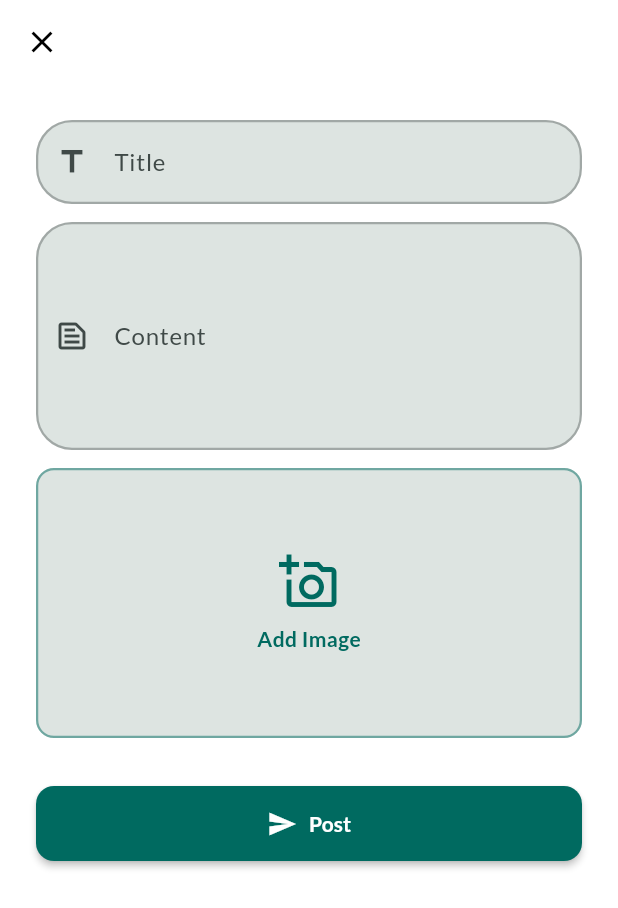
After one commit to sushantebp/social_media_app, a Flutter app: the CreateNewPostScreen screen opened by its route, on a phone screen of 412 x 824 dp. The commit adds this screen. Shown: the top 908 px of the screen. Run offline on Flutter 3.47's test engine with Material 3 defaults, Android fonts, the phone set to English and light mode, and no system bars; our stand-ins replace auto_route, bloc, dio, flutter_bloc, flutter_dotenv, flutter_secure_storage and 8 more; accounts and stored records are empty; generated files the repository leaves out were written again.

Commit message:
updated on post working

```diff
--- a/lib/core/constants/api_endpoint.dart
+++ b/lib/core/constants/api_endpoint.dart
@@ -5,4 +5,6 @@ class ApiEndpoint {
   static const String login = "/auth/login";
 
   static const String logout = "/auth/logout";
+
+  static const String createPost = "/posts/uploadpost";
 }
--- a/lib/core/router/app_router.dart
+++ b/lib/core/router/app_router.dart
@@ -59,5 +59,8 @@ class AppRouter extends RootStackRouter {
         ),
       ],
     ),
+
+    // screen assopciatge with post(dashboard)
+    AutoRoute(page: CreateNewPostRoute.page, guards: [_authGuard]),
   ];
 }
--- a/lib/features/auth/presentation/screens/user_login_screen.dart
+++ b/lib/features/auth/presentation/screens/user_login_screen.dart
@@ -2,7 +2,7 @@ import 'package:auto_route/auto_route.dart';
 import 'package:flutter/material.dart';
 import 'package:flutter_bloc/flutter_bloc.dart';
 import 'package:social_media_app/core/core.dart';
-import 'package:social_media_app/features/auth/presentation/bloc/auth_bloc.dart';
+import 'package:social_media_app/features/auth/auth.dart';
 
 @RoutePage()
 class UserLoginScreen extends StatelessWidget {
--- a/lib/features/dashboard/dashboard.dart
+++ b/lib/features/dashboard/dashboard.dart
@@ -1 +1,3 @@
 export './presentation/presentation.dart';
+export './data/data.dart';
+export './domain/repository/post_repository.dart';
--- /dev/null
+++ b/lib/features/dashboard/data/data.dart
@@ -0,0 +1,2 @@
+export './models/posts/create_post_request_model.dart';
+export './models/posts/create_post_response_model.dart';
--- /dev/null
+++ b/lib/features/dashboard/data/models/posts/create_post_request_model.dart
@@ -0,0 +1,24 @@
+import 'dart:io';
+
+import 'package:dio/dio.dart';
+
+class CreatePostRequestModel {
+  final String title;
+  final String content;
+  final File image;
+
+  const CreatePostRequestModel({
+    required this.title,
+    required this.content,
+    required this.image,
+  });
+
+  Future<FormData> toFormData() async {
+    final Map<String, dynamic> fields = {'title': title, 'content': content};
+    fields['image'] = await MultipartFile.fromFile(
+      image.path,
+      filename: image.path.split('/').last,
+    );
+    return FormData.fromMap(fields);
+  }
+}
--- /dev/null
+++ b/lib/features/dashboard/data/models/posts/get_post_response_model.dart
@@ -0,0 +1,61 @@
+import 'package:freezed_annotation/freezed_annotation.dart';
+
+part 'get_post_response_model.freezed.dart';
+part 'get_post_response_model.g.dart';
+
+@freezed
+abstract class GetPostResponseModel with _$GetPostResponseModel {
+  const factory GetPostResponseModel({
+    required String status,
+    required GetPostData data,
+  }) = _GetPostResponseModel;
+
+  factory GetPostResponseModel.fromJson(Map<String, dynamic> json) =>
+      _$GetPostResponseModelFromJson(json);
+}
+
+@freezed
+abstract class GetPostData with _$GetPostData {
+  const factory GetPostData({
+    required List<Post> posts,
+    required Pagination pagination,
+  }) = _GetPostData;
+
+  factory GetPostData.fromJson(Map<String, dynamic> json) =>
+      _$GetPostDataFromJson(json);
+}
+
+@freezed
+abstract class Post with _$Post {
+  const factory Post({
+    required String id,
+    required String title,
+    required String content,
+    required String image,
+    required Author author,
+    required int likesCounter,
+    required String createdAt,
+    required String updatedAt,
+  }) = _Post;
+
+  factory Post.fromJson(Map<String, dynamic> json) => _$PostFromJson(json);
+}
+
+@freezed
+abstract class Author with _$Author {
+  const factory Author({required String id, required String name}) = _Author;
+
+  factory Author.fromJson(Map<String, dynamic> json) => _$AuthorFromJson(json);
+}
+
+@freezed
+abstract class Pagination with _$Pagination {
+  const factory Pagination({
+    required int currentPage,
+    required int totalPages,
+    required int totalPosts,
+  }) = _Pagination;
+
+  factory Pagination.fromJson(Map<String, dynamic> json) =>
+      _$PaginationFromJson(json);
+}
--- /dev/null
+++ b/lib/features/dashboard/domain/domain.dart
@@ -0,0 +1 @@
+export './repository/post_repository.dart';
--- a/lib/features/dashboard/presentation/presentation.dart
+++ b/lib/features/dashboard/presentation/presentation.dart
@@ -7,4 +7,5 @@ export 'screens/post/post_screen.dart';
 export './screens/post/post_shell_screen.dart';
 export 'screens/profile/profile_screen.dart';
 export './screens/profile/profile_shell_screen.dart';
-export '../cubit/bottom_bar_cubit.dart';
+export 'cubit/bottom_bar_cubit.dart';
+export './screens/post/create_new_post_screen.dart';
--- /dev/null
+++ b/lib/features/dashboard/presentation/screens/post/create_new_post_screen.dart
@@ -0,0 +1,156 @@
+import 'dart:io';
+import 'package:auto_route/auto_route.dart';
+import 'package:flutter/material.dart';
+import 'package:image_picker/image_picker.dart';
+import 'package:social_media_app/core/core.dart';
+
+@RoutePage()
+class CreateNewPostScreen extends StatefulWidget {
+  const CreateNewPostScreen({super.key});
+
+  @override
+  State<CreateNewPostScreen> createState() => _CreateNewPostScreenState();
+}
+
+class _CreateNewPostScreenState extends State<CreateNewPostScreen> {
+  final _titleController = TextEditingController();
+  final _contentController = TextEditingController();
+  final _formKey = GlobalKey<FormState>();
+  File? _selectedImage;
+
+  Future<void> _pickImage() async {
+    final picker = ImagePicker();
+    final picked = await picker.pickImage(source: ImageSource.gallery);
+    if (picked != null) {
+      setState(() => _selectedImage = File(picked.path));
+    }
+  }
+
+  @override
+  Widget build(BuildContext context) {
+    final theme = Theme.of(context);
+
+    return Scaffold(
+      appBar: MyAppBar(
+        allowBack: true,
+        leading: IconButton(
+          onPressed: () => Navigator.of(context).pop(),
+          icon: const Icon(Icons.close_sharp),
+        ),
+        title: 'Create Post',
+      ),
+      body: SingleChildScrollView(
+        padding: const EdgeInsets.all(AppSize.paddingLarge),
+        child: Form(
+          key: _formKey,
+          child: Column(
+            crossAxisAlignment: CrossAxisAlignment.stretch,
+            children: [
+              /// Title input
+              CustomTextField(
+                controller: _titleController,
+                label: 'Title',
+                placeholder: 'Enter post title',
+                prefix: const Icon(Icons.title_outlined),
+                isRounded: true,
+                validator: (value) =>
+                    value == null || value.isEmpty ? 'Enter title' : null,
+              ),
+              const SizedBox(height: AppSize.marginMedium),
+
+              /// Content input
+              CustomTextField(
+                controller: _contentController,
+                label: 'Content',
+                placeholder: 'Write something...',
+                prefix: const Icon(Icons.text_snippet_outlined),
+                maxLines: 5,
+                isRounded: true,
+                validator: (value) =>
+                    value == null || value.isEmpty ? 'Enter content' : null,
+              ),
+              const SizedBox(height: AppSize.marginMedium),
+
+              /// Image area
+              GestureDetector(
+                onTap: _pickImage,
+                child: Container(
+                  height: 180,
+                  decoration: BoxDecoration(
+                    color: theme.colorScheme.surfaceContainerHighest,
+                    borderRadius: BorderRadius.circular(AppSize.radiusLarge),
+                    border: Border.all(
+                      color: theme.colorScheme.primary.withValues(alpha: 0.5),
+                      width: 1.5,
+                    ),
+                  ),
+                  child: _selectedImage != null
+                      ? Stack(
+                          children: [
+                            ClipRRect(
+                              borderRadius: BorderRadius.circular(
+                                AppSize.radiusLarge,
+                              ),
+                              child: Image.file(
+                                _selectedImage!,
+                                width: double.infinity,
+                                height: 180,
+                                fit: BoxFit.cover,
+                              ),
+                            ),
+                            Positioned(
+                              top: 8,
+                              right: 8,
+                              child: CircleAvatar(
+                                radius: 16,
+                                child: GestureDetector(
+                                  onTap: () =>
+                                      setState(() => _selectedImage = null),
+                                  child: const Icon(Icons.close, size: 18),
+                                ),
+                              ),
+                            ),
+                          ],
+                        )
+                      : Center(
+                          child: Column(
+                            mainAxisAlignment: MainAxisAlignment.center,
+                            children: [
+                              Icon(
+                                Icons.add_a_photo_outlined,
+                                size: 40,
+                                color: theme.colorScheme.primary,
+                              ),
+                              const SizedBox(height: 8),
+                              Text(
+                                'Add Image',
+                                style: TextStyle(
+                                  color: theme.colorScheme.primary,
+                                  fontWeight: FontWeight.w600,
+                                ),
+                              ),
+                            ],
+                          ),
+                        ),
+                ),
+              ),
+              const SizedBox(height: AppSize.marginExtraLarge),
+
+              /// Post Button
+              AppButton(
+                onPressed: () {
+                  if (_formKey.currentState?.validate() ?? false) {}
+                },
+                title: 'Post',
+                icon: Icons.send,
+                bgColor: theme.colorScheme.primary,
+                height: 50,
+                borderRadius: AppSize.radiusLarge,
+              ),
+            ],
+          ),
+        ),
+      ),
+    );
+  }
+}
--- a/pubspec.yaml
+++ b/pubspec.yaml
@@ -49,7 +49,6 @@ dependencies:
   hydrated_bloc: ^10.1.1
   path_provider: ^2.1.5
   image_picker: ^1.2.1
-  fluttertoast: ^9.0.0
   font_awesome_flutter: ^10.12.0
 
 dev_dependencies:
```
Also changed, not shown: lib/features/dashboard/data/models/posts/create_post_response_model.dart (added, +53 -0 lines), lib/features/dashboard/data/models/posts/get_user_feed_response_model.dart (added, +62 -0 lines), lib/features/dashboard/domain/repository/post_repository.dart (added, +24 -0 lines), lib/features/dashboard/presentation/screens/post/post_screen.dart (+7 -13 lines), lib/features/dashboard/presentation/cubit/bottom_bar_cubit.dart (renamed from lib/features/dashboard/cubit/bottom_bar_cubit.dart), pubspec.lock.
